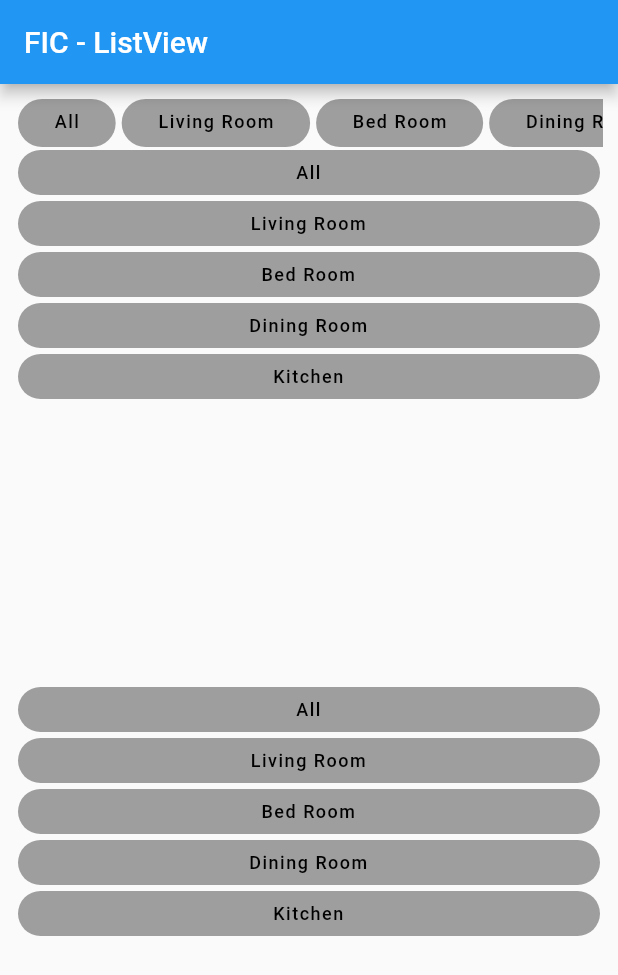
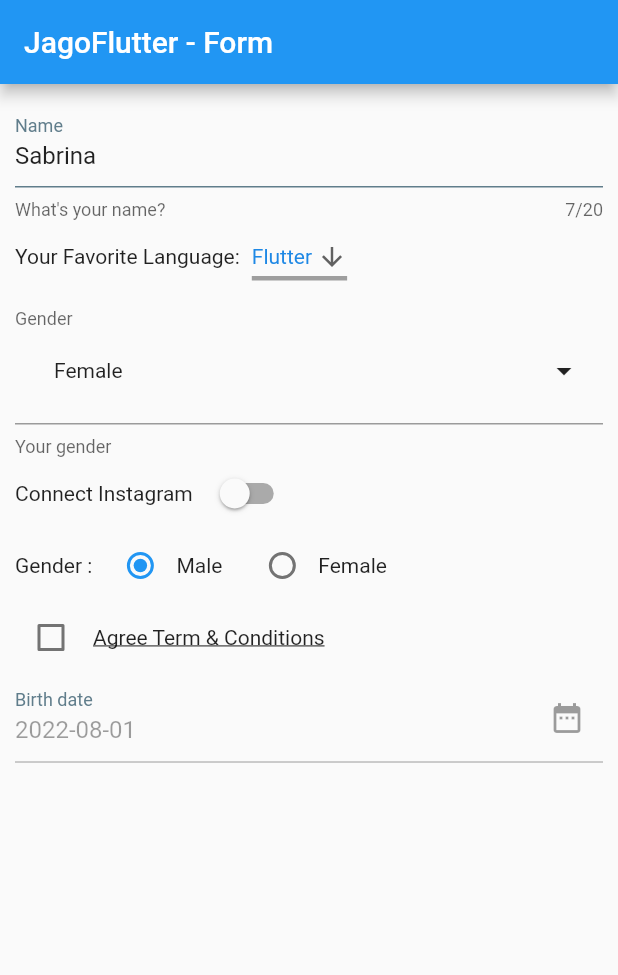
Before and after one commit to zainalsalamun/fic_flutter_basic, a Flutter app: the screen it shows after launch, on a phone screen of 412 x 824 dp. Shown: the top 975 px of the screen. Run offline on Flutter 3.47's test engine with Material 2 defaults, Android fonts, the phone set to English and light mode, and no system bars; our stand-ins replace flutter_svg.

Commit message:
form widget

```diff
--- a/lib/main.dart
+++ b/lib/main.dart
@@ -1,4 +1,6 @@
 import 'package:fic_flutter_basic/screen/dashboard_furniture.dart';
+import 'package:fic_flutter_basic/widget_lesson/basic_form/dialog_widget.dart';
+import 'package:fic_flutter_basic/widget_lesson/basic_form/form_widget.dart';
 import 'package:fic_flutter_basic/widget_lesson/basic_layout/aspectratio_widget.dart';
 import 'package:fic_flutter_basic/widget_lesson/basic_layout/center_widget.dart';
 import 'package:fic_flutter_basic/widget_lesson/basic_layout/column_widget.dart';
@@ -36,7 +38,7 @@ class MyApp extends StatelessWidget {
       theme: ThemeData(
         primarySwatch: Colors.blue,
       ),
-      home: ListViewWidget(),
+      home: FormWidget(),
     );
   }
 }
--- /dev/null
+++ b/lib/widget_lesson/basic_form/form_widget.dart
@@ -0,0 +1,275 @@
+import 'package:flutter/material.dart';
+
+class FormWidget extends StatefulWidget {
+  FormWidget({Key? key}) : super(key: key);
+
+  @override
+  State<FormWidget> createState() => _FormWidgetState();
+}
+
+class _FormWidgetState extends State<FormWidget> {
+  bool isOn = false;
+
+  var selected = 'Flutter';
+  final dropdownList = <String>['Flutter', 'Dart', 'Java', 'Scala', 'Python'];
+
+  var sex = 'male';
+  var isChecked = false;
+  TextEditingController textController = TextEditingController(text: 'Sabrina');
+
+  @override
+  Widget build(BuildContext context) {
+    return Scaffold(
+      appBar: AppBar(
+        title: const Text('JagoFlutter - Form'),
+      ),
+      body: SingleChildScrollView(
+        child: Container(
+          padding: const EdgeInsets.all(10.0),
+          child: Column(
+            crossAxisAlignment: CrossAxisAlignment.start,
+            children: [
+              TextField(
+                maxLength: 20,
+                controller: textController,
+                decoration: const InputDecoration(
+                  labelText: 'Name',
+                  labelStyle: TextStyle(
+                    color: Colors.blueGrey,
+                  ),
+                  enabledBorder: UnderlineInputBorder(
+                    borderSide: BorderSide(
+                      color: Colors.blueGrey,
+                    ),
+                  ),
+                  helperText: "What's your name?",
+                ),
+                onChanged: (value) {},
+              ),
+              Row(
+                crossAxisAlignment: CrossAxisAlignment.center,
+                mainAxisAlignment: MainAxisAlignment.start,
+                children: [
+                  const Text('Your Favorite Language:'),
+                  const SizedBox(
+                    width: 8,
+                  ),
+                  DropdownButton(
+                    value: selected,
+                    icon: const Icon(Icons.arrow_downward),
+                    iconSize: 20,
+                    style: TextStyle(color: Colors.blue[600]),
+                    underline: Container(
+                      decoration: const BoxDecoration(
+                        border: Border(
+                          bottom: BorderSide(
+                            color: Colors.grey,
+                            width: 3,
+                          ),
+                        ),
+                      ),
+                    ),
+                    items: dropdownList
+                        .map((e) => DropdownMenuItem(value: e, child: Text(e)))
+                        .toList(),
+                    onChanged: (String? val) {
+                      setState(() {
+                        if (val != null) selected = val;
+                      });
+                    },
+                  ),
+                ],
+              ),
+              LayoutBuilder(builder: (context, constraint) {
+                List<String> itemStringList = ["Female", "Male"];
+
+                return FormField(
+                  initialValue: false,
+                  enabled: true,
+                  builder: (FormFieldState<bool> field) {
+                    return InputDecorator(
+                      decoration: InputDecoration(
+                        labelText: "Gender",
+                        errorText: field.errorText,
+                        helperText: "Your gender",
+                      ),
+                      child: DropdownButtonHideUnderline(
+                        child: ButtonTheme(
+                          alignedDropdown: true,
+                          child: DropdownButton<String>(
+                            isExpanded: true,
+                            value: "Female",
+                            icon: Padding(
+                              padding: const EdgeInsets.only(right: 10.0),
+                              child: Icon(
+                                Icons.arrow_drop_down_outlined,
+                                size: 24.0,
+                                color: Theme.of(context)
+                                    .textTheme
+                                    .bodyText1!
+                                    .color,
+                              ),
+                            ),
+                            iconSize: 16,
+                            elevation: 16,
+                            style: TextStyle(
+                              fontSize: Theme.of(context)
+                                  .textTheme
+                                  .bodyText2!
+                                  .fontSize,
+                              fontFamily: Theme.of(context)
+                                  .textTheme
+                                  .bodyText2!
+                                  .fontFamily,
+                              color:
+                                  Theme.of(context).textTheme.bodyText2!.color,
+                            ),
+                            underline: Container(
+                              height: 0,
+                              color: Colors.grey[300],
+                            ),
+                            onChanged: (String? newValue) {},
+                            items: itemStringList
+                                .map<DropdownMenuItem<String>>((String value) {
+                              return DropdownMenuItem<String>(
+                                value: value,
+                                child: Padding(
+                                  padding: const EdgeInsets.symmetric(
+                                      horizontal: 10.0),
+                                  child: Text(
+                                    value,
+                                  ),
+                                ),
+                              );
+                            }).toList(),
+                          ),
+                        ),
+                      ),
+                    );
+                  },
+                );
+              }),
+              Row(
+                children: [
+                  const Text('Connect Instagram'),
+                  const SizedBox(
+                    width: 8,
+                  ),
+                  Switch(
+                    value: isOn,
+                    onChanged: (bool? val) {
+                      if (val != null) {
+                        setState(() {
+                          isOn = val;
+                        });
+                      }
+                    },
+                  ),
+                ],
+              ),
+              Row(
+                children: [
+                  const Text('Gender :'),
+                  const SizedBox(
+                    width: 8,
+                  ),
+                  Row(
+                    mainAxisAlignment: MainAxisAlignment.center,
+                    children: [
+                      Radio(
+                        value: 'male',
+                        groupValue: sex,
+                        onChanged: (String? val) {
+                          setState(() {
+                            if (val != null) {
+                              sex = val;
+                            }
+                          });
+                        },
+                      ),
+                      const Text('Male'),
+                    ],
+                  ),
+                  const SizedBox(
+                    width: 16,
+                  ),
+                  Row(
+                    mainAxisAlignment: MainAxisAlignment.center,
+                    children: [
+                      Radio(
+                        value: 'female',
+                        groupValue: sex,
+                        onChanged: (String? val) {
+                          setState(() {
+                            if (val != null) {
+                              sex = val;
+                            }
+                          });
+                        },
+                      ),
+                      const Text('Female'),
+                    ],
+                  ),
+                ],
+              ),
+              Row(
+                children: [
+                  Checkbox(
+                    value: isChecked,
+                    activeColor: Colors.blue,
+                    onChanged: (val) {
+                      setState(() {
+                        if (val != null) {
+                          isChecked = val;
+                        }
+                      });
+                    },
+                  ),
+                  const SizedBox(
+                    width: 4,
+                  ),
+                  const Text(
+                    'Agree Term & Conditions',
+                    style: TextStyle(
+                      decoration: TextDecoration.underline,
+                    ),
+                  ),
+                ],
+              ),
+              InkWell(
+                onTap: () async {
+                  DateTime? pickedDate = await showDatePicker(
+                    context: context,
+                    initialDate: DateTime.now(),
+                    firstDate: DateTime(2000),
+                    lastDate: DateTime(2100),
+                  );
+                  debugPrint("pickedDate: $pickedDate");
+                },
+                child: TextFormField(
+                  initialValue: '2022-08-01',
+                  maxLength: 20,
+                  enabled: false,
+                  decoration: const InputDecoration(
+                    labelText: 'Birth date',
+                    labelStyle: TextStyle(
+                      color: Colors.blueGrey,
+                    ),
+                    enabledBorder: UnderlineInputBorder(
+                      borderSide: BorderSide(
+                        color: Colors.blueGrey,
+                      ),
+                    ),
+                    suffixIcon: Icon(Icons.date_range),
+                    helperText: "What's your birth date?",
+                  ),
+                  onChanged: (value) {},
+                ),
+              ),
+            ],
+          ),
+        ),
+      ),
+    );
+  }
+}
```
